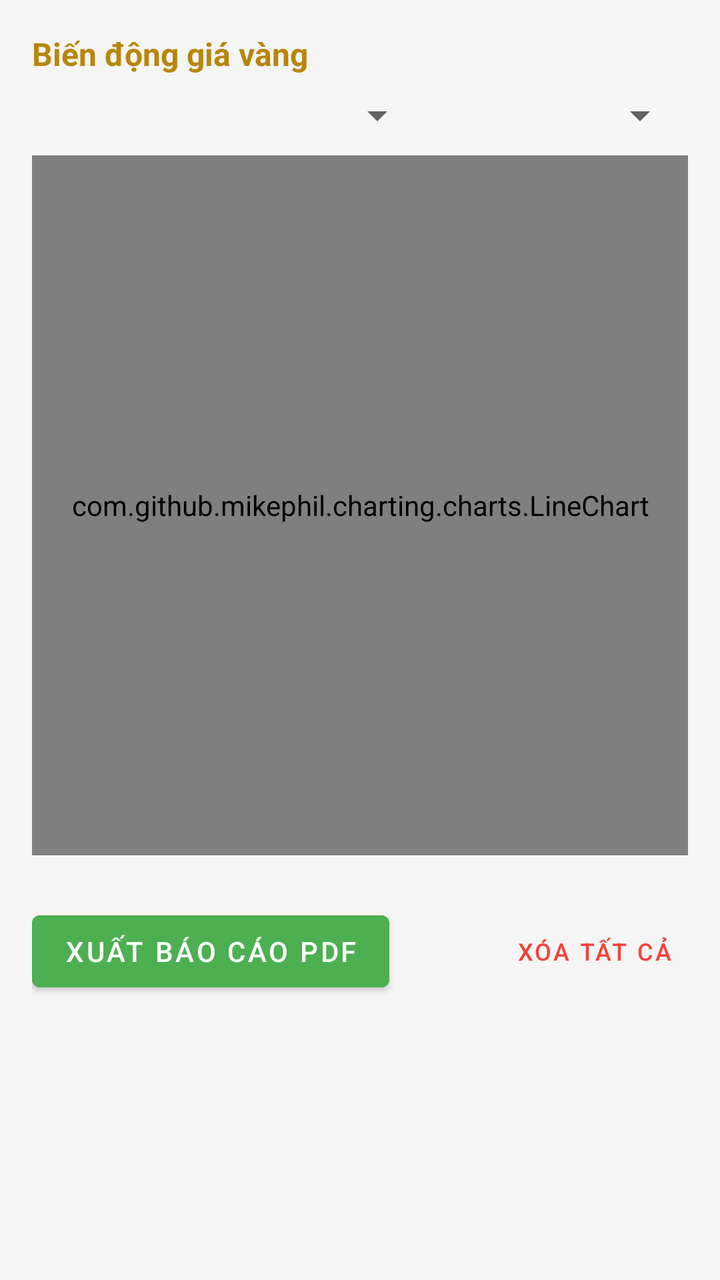
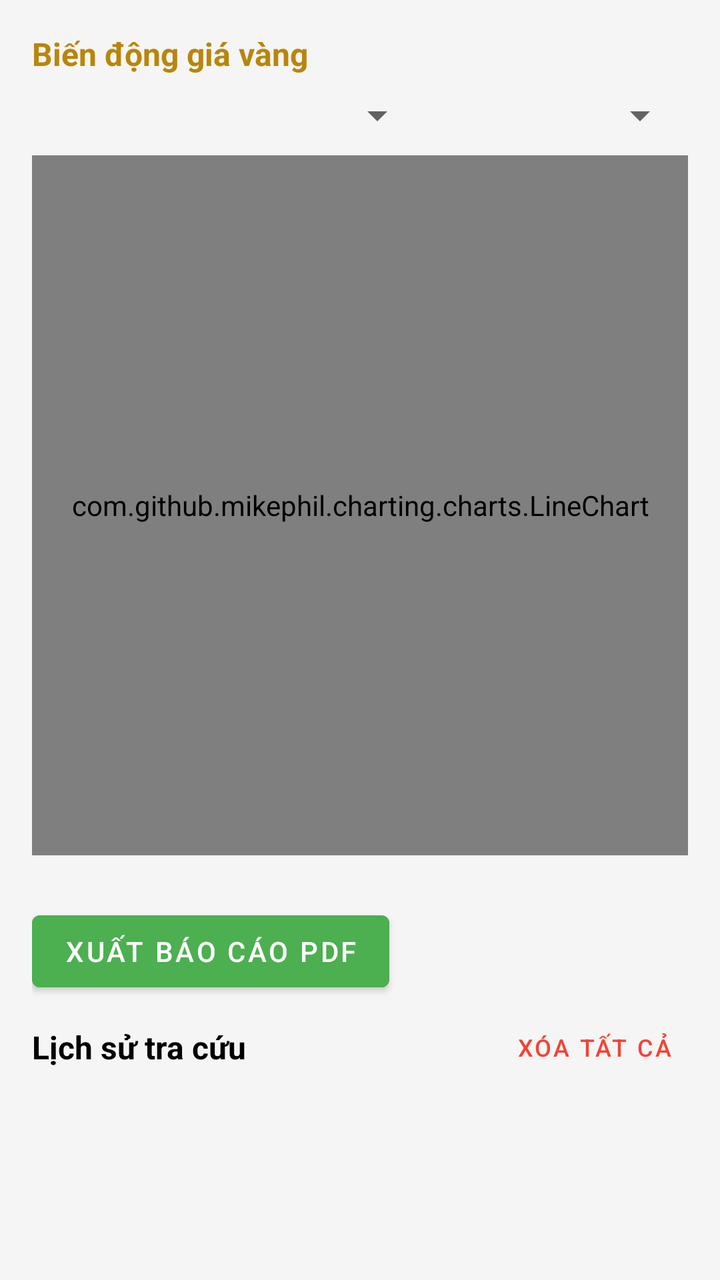

Before-and-after screenshots of an Android layout around one commit, followed by the original layout XML and the change that was made.
<!-- AndroidManifest.xml: application theme Theme.GoldTracker -->
<!-- res/layout/activity_fragment_history.xml -->
<?xml version="1.0" encoding="utf-8"?>
<androidx.core.widget.NestedScrollView xmlns:android="http://schemas.android.com/apk/res/android"
    android:layout_width="match_parent"
    android:layout_height="match_parent"
    android:background="?android:attr/windowBackground"> <LinearLayout
    android:layout_width="match_parent"
    android:layout_height="wrap_content"
    android:orientation="vertical"
    android:padding="16dp">

    <TextView
        android:layout_width="wrap_content"
        android:layout_height="wrap_content"
        android:text="Biến động giá vàng"
        android:textStyle="bold"
        android:textSize="16sp"
        android:textColor="?attr/colorPrimary" android:layout_marginBottom="8dp"/>

    <LinearLayout
        android:layout_width="match_parent"
        android:layout_height="wrap_content"
        android:orientation="horizontal"
        android:layout_marginBottom="8dp"
        android:weightSum="2">

        <Spinner
            android:id="@+id/spnChartGoldType"
            android:layout_width="0dp"
            android:layout_height="wrap_content"
            android:layout_weight="1.2" />

        <Spinner
            android:id="@+id/spnChartDays"
            android:layout_width="0dp"
            android:layout_height="wrap_content"
            android:layout_weight="0.8" />
    </LinearLayout>


    <com.github.mikephil.charting.charts.LineChart
        android:id="@+id/lineChart"
        android:layout_width="match_parent"
        android:layout_height="350dp"
        android:background="@android:color/transparent"
        android:layout_marginBottom="24dp"/>

    <RelativeLayout
        android:layout_width="match_parent"
        android:layout_height="wrap_content"
        android:layout_marginBottom="8dp">

        <Button
            android:id="@+id/btnExportPDF"
            android:layout_width="wrap_content"
            android:layout_height="wrap_content"
            android:text="Xuất Báo Cáo PDF"
            android:backgroundTint="#4CAF50"
            android:textColor="#FFFFFF" />

        <TextView
            android:layout_width="wrap_content"
            android:layout_height="wrap_content"
            android:layout_alignParentStart="true"
            android:layout_centerVertical="true"
            android:text="Lịch sử tra cứu"
            android:textStyle="bold"
            android:textSize="16sp"
            android:textColor="?attr/colorOnSurface" />

        <Button
            android:id="@+id/btnClearHistory"
            style="@style/Widget.MaterialComponents.Button.TextButton"
            android:layout_width="wrap_content"
            android:layout_height="wrap_content"
            android:layout_alignParentEnd="true"
            android:text="Xóa tất cả"
            android:textColor="#F44336"
            android:textSize="12sp" />
    </RelativeLayout>

    <androidx.recyclerview.widget.RecyclerView
        android:id="@+id/rvHistory"
        android:layout_width="match_parent"
        android:layout_height="wrap_content"
        android:nestedScrollingEnabled="false" />

</LinearLayout>
</androidx.core.widget.NestedScrollView>
<!-- resources referenced by this layout -->
<resources>
  <style name="Theme.GoldTracker" parent="Theme.MaterialComponents.DayNight.NoActionBar">
          <item name="colorPrimary">#B8860B</item>
          <item name="colorPrimaryVariant">#8B6508</item>
          <item name="colorOnPrimary">#FFFFFF</item>
  
          <item name="colorSecondary">#D4AF37</item>
          <item name="colorSecondaryVariant">#AA8A2E</item>
          <item name="colorOnSecondary">#000000</item>
  
          <item name="android:windowBackground">#F5F5F5</item>
          <item name="colorSurface">#FFFFFF</item>
          <item name="colorOnSurface">#000000</item>
  
          <item name="android:statusBarColor">?attr/colorPrimaryVariant</item>
      </style>
</resources>

<!-- the commit's change to res/layout/activity_fragment_history.xml (unified diff, before → after) -->
@@ -44,18 +44,18 @@
         android:background="@android:color/transparent"
         android:layout_marginBottom="24dp"/>
 
+    <Button
+        android:id="@+id/btnExportPDF"
+        android:layout_width="wrap_content"
+        android:layout_height="wrap_content"
+        android:text="Xuất Báo Cáo PDF"
+        android:backgroundTint="#4CAF50"
+        android:textColor="#FFFFFF" />
+
     <RelativeLayout
         android:layout_width="match_parent"
         android:layout_height="wrap_content"
         android:layout_marginBottom="8dp">
-
-        <Button
-            android:id="@+id/btnExportPDF"
-            android:layout_width="wrap_content"
-            android:layout_height="wrap_content"
-            android:text="Xuất Báo Cáo PDF"
-            android:backgroundTint="#4CAF50"
-            android:textColor="#FFFFFF" />
 
         <TextView
             android:layout_width="wrap_content"
